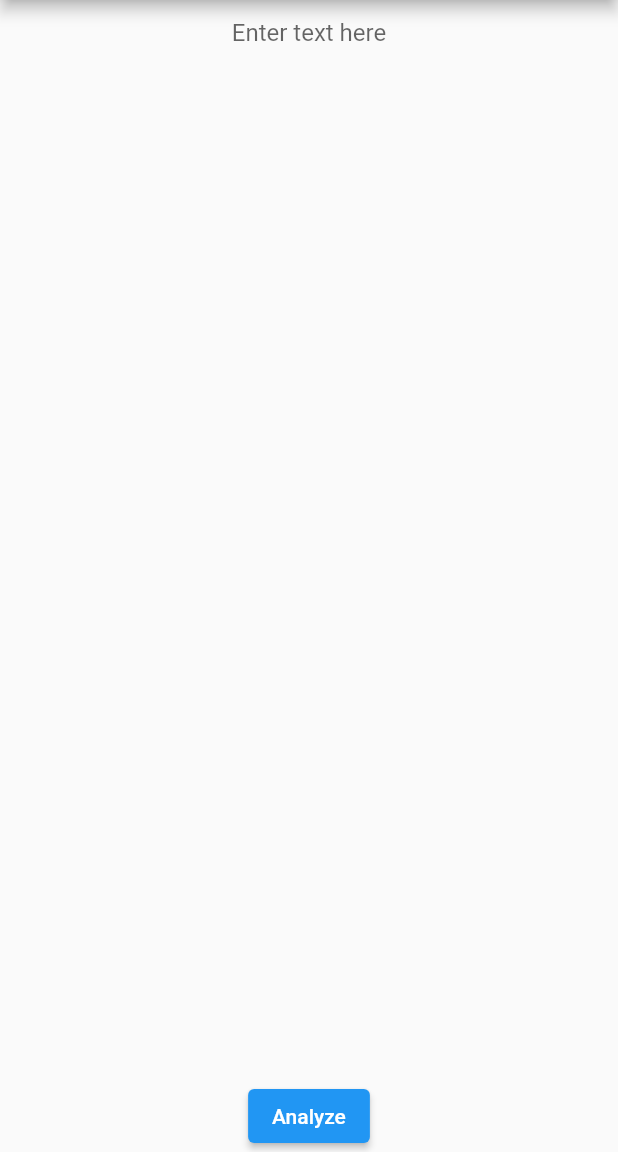
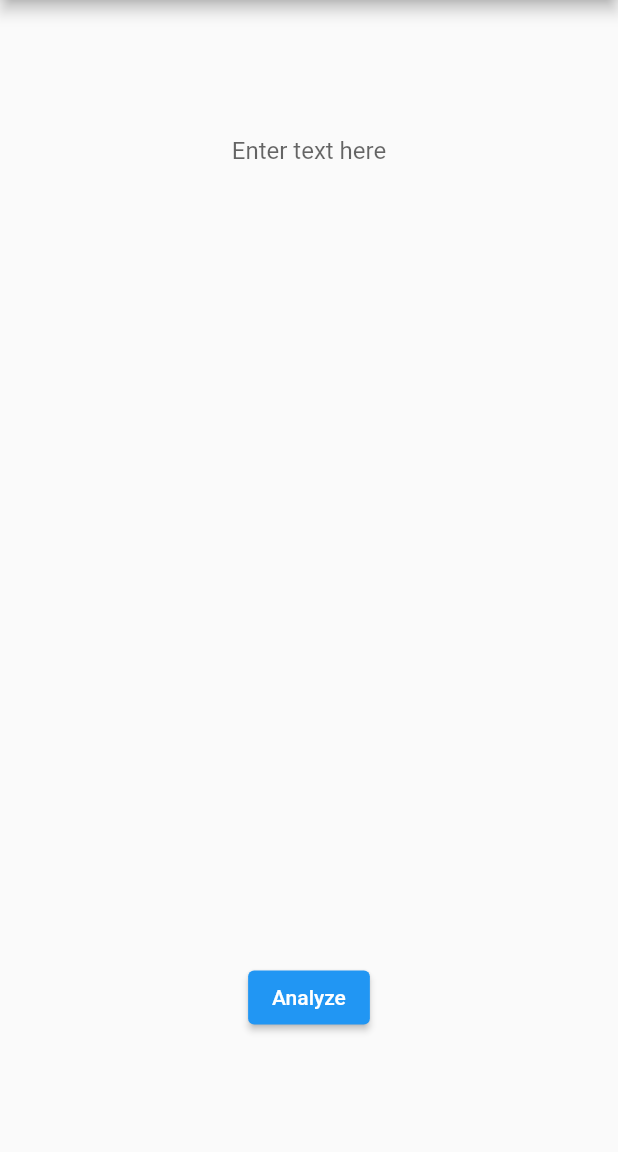
Before and after one commit to Aaq007/sentiment-analysis-app, a Flutter app: the screen it shows after launch, on a phone screen of 412 x 824 dp, the part 84-1236 px from its top. Run offline on Flutter 3.47's test engine with Material 2 defaults, Android fonts, the light colour scheme and no system bars.

Commit message:
Added flexible widget to TextField

```diff
--- a/lib/home_page.dart
+++ b/lib/home_page.dart
@@ -17,11 +17,12 @@ class _HomePageState extends State<HomePage> {
         centerTitle: true,
       ),
       body: Column(
+        mainAxisAlignment: MainAxisAlignment.spaceAround,
         children: [
-          const Expanded(
+          const Flexible(
             child: TextField(
               textAlign: TextAlign.center,
-              maxLines: null,
+              maxLines: 20,
               minLines: 20,
               decoration: InputDecoration(
                   hintText: 'Enter text here',
```
